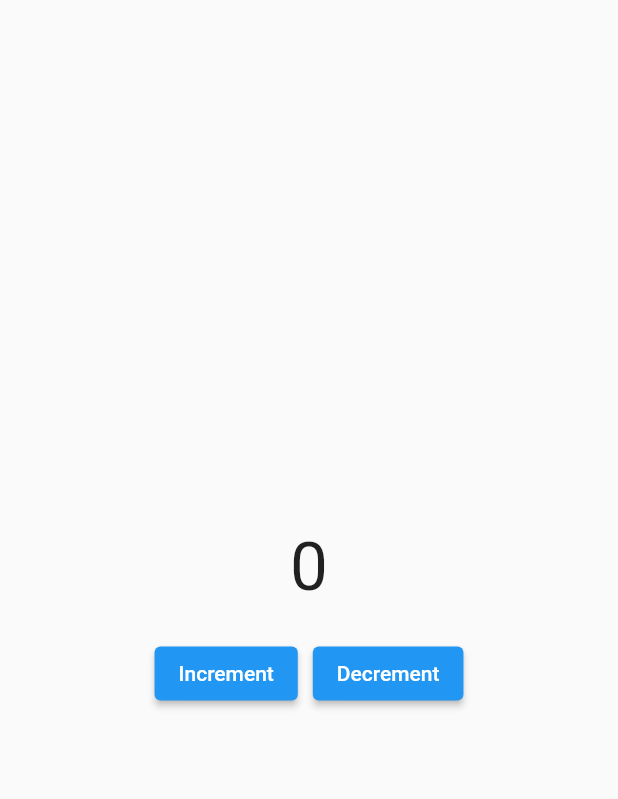
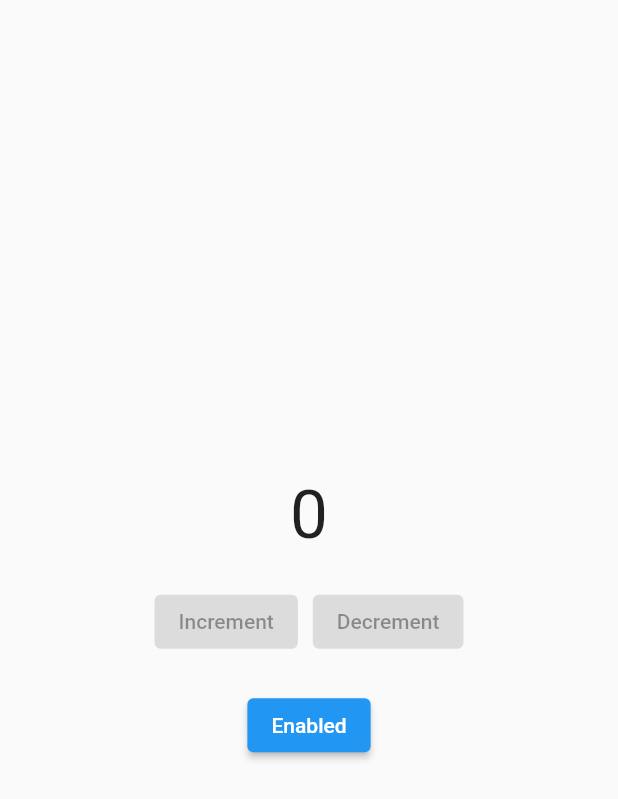
Before and after one commit to alfianandinugraha/flutter-provider, a Flutter app: the screen it shows after launch, on a phone screen of 412 x 824 dp. Shown: the top 799 px of the screen. Run offline on Flutter 3.47's test engine with Material 2 defaults, Android fonts, the phone set to English and light mode, and no system bars.

Commit message:
feat(main.dart): add property status to toggle button increment and decrement

```diff
--- a/lib/main.dart
+++ b/lib/main.dart
@@ -5,8 +5,10 @@ import 'package:provider/provider.dart';
 
 class Counter extends ChangeNotifier {
   int _count = 0;
+  bool _status = false;
 
   int get count => _count;
+  bool get status => _status;
 
   void increment() {
     _count = _count + 1;
@@ -15,6 +17,11 @@ class Counter extends ChangeNotifier {
 
   void decrement() {
     _count = _count - 1;
+    notifyListeners();
+  }
+
+  void toggle() {
+    _status = !_status;
     notifyListeners();
   }
 }
@@ -63,17 +70,37 @@ class Home extends StatelessWidget {
           mainAxisAlignment: MainAxisAlignment.center,
           crossAxisAlignment: CrossAxisAlignment.center,
           children: [
-            Consumer<Counter>(builder: (context, data, child) {
-              return Text(data._count.toString(), style: TextStyle(
-                fontSize: Theme.of(context).textTheme.headline3?.fontSize
-              ));
-            }),
+            const Count(),
             SizedBox(height: 21),
-            CountHandler()
+            const CountHandler(),
+            SizedBox(height: 21),
+            ElevatedButton(
+              onPressed: () {
+                context.read<Counter>().toggle();
+              },
+              child: Selector<Counter, bool>(
+                builder: (context, data, child) {
+                  return Text(data ? 'Disabled' : 'Enabled');
+                },
+                selector: (context, data) => data.status
+              )
+            )
           ],
         ),
       ),
     );
+  }
+}
+
+class Count extends StatelessWidget {
+  const Count({Key? key}) : super(key: key);
+
+  @override
+  Widget build(BuildContext context) {
+    print("Rebuild Count...");
+    return Text(context.select<Counter, int>((value) => value.count).toString(), style: TextStyle(
+      fontSize: Theme.of(context).textTheme.headline3?.fontSize
+    ));
   }
 }
 
@@ -90,7 +117,7 @@ class CountHandler extends StatelessWidget {
         Consumer<Counter>(builder: (context, data, child) {
           return ElevatedButton(
             child: Text("Increment"),
-            onPressed: () {
+            onPressed: !data._status ? null : () {
               data.increment();
             },
           );
@@ -98,7 +125,7 @@ class CountHandler extends StatelessWidget {
         SizedBox(width: 10),
         ElevatedButton(
           child: Text("Decrement"),
-          onPressed: () {
+          onPressed: !context.select<Counter, bool>((value) => value.status) ? null : () {
             context.read<Counter>().decrement();
           }
         )
```
